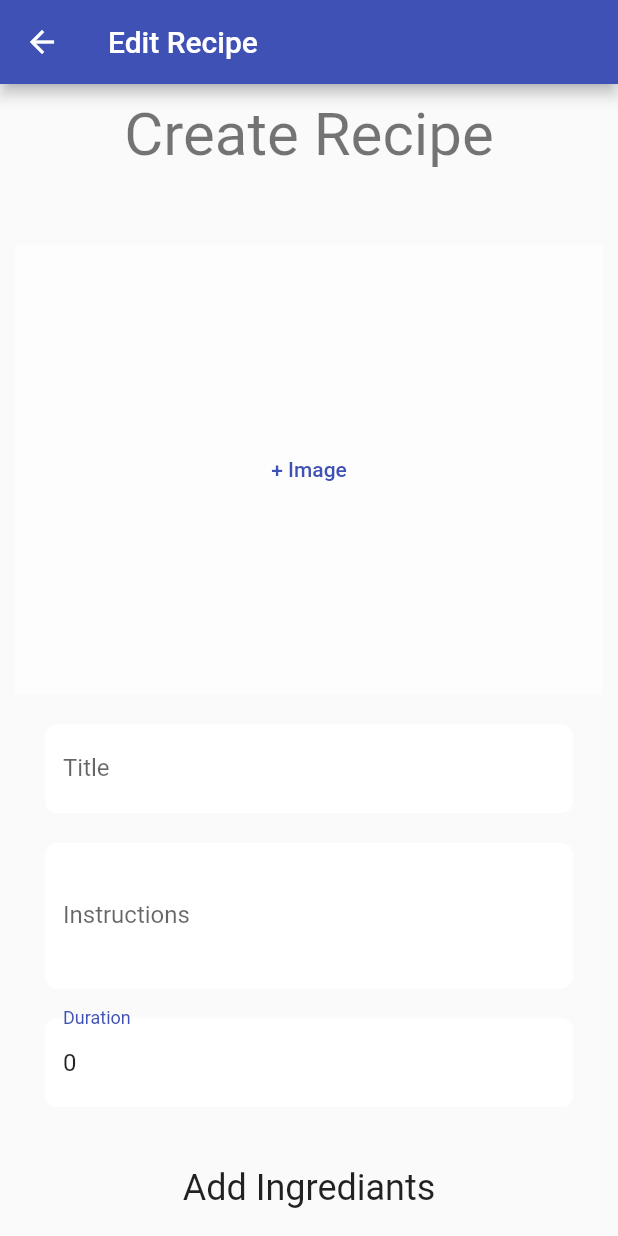
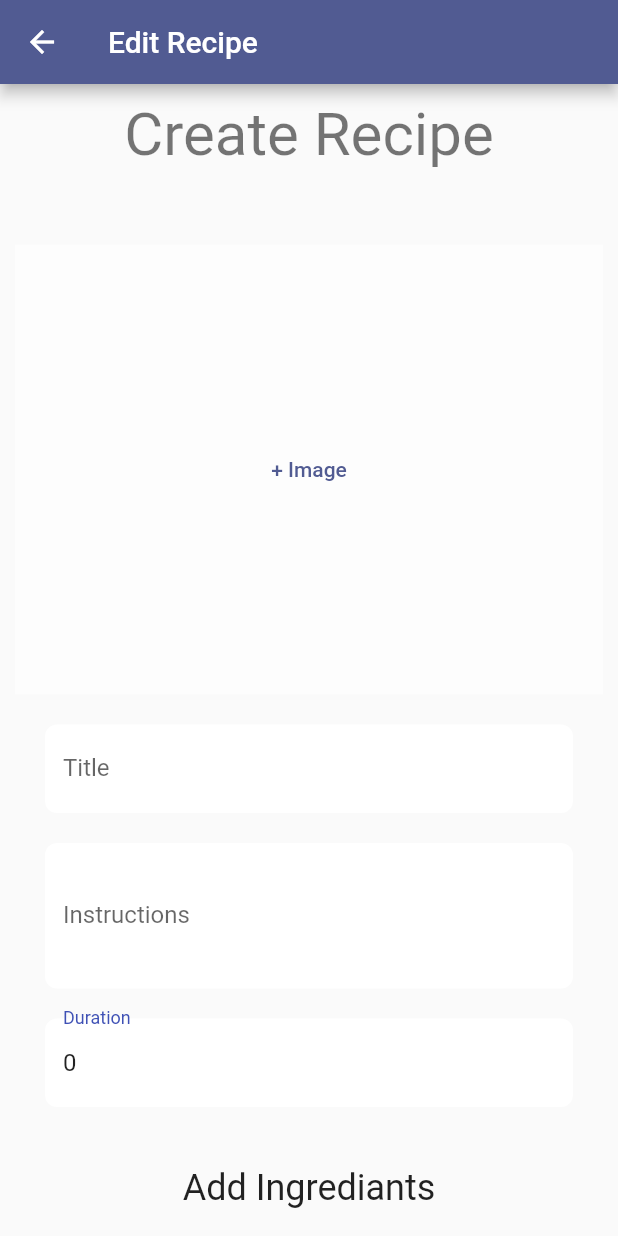
Before and after one commit to adamt94/recipe_book, a Flutter app: the DetailPage screen opened directly with empty values, item 2 of the bottom bar chosen, after a tap on the "edit" icon, on a phone screen of 412 x 824 dp. Run offline on Flutter 3.47's test engine with Material 2 defaults, Android fonts, the phone set to English and light mode, and no system bars; our stand-ins replace flutter_markdown, image_picker; missing offline and left inert: aws_dynamodb_api, dart:js, web_smooth_scroll; network calls fail.

Commit message:
updated color scheme

```diff
--- a/lib/screens/details/widget/food_detail.dart
+++ b/lib/screens/details/widget/food_detail.dart
@@ -16,7 +16,7 @@ class FoodDetail extends StatelessWidget {
   Widget build(BuildContext context) {
     return Container(
         padding: const EdgeInsets.all(25),
-        color: Theme.of(context).backgroundColor,
+        color: Theme.of(context).colorScheme.surface,
         child: Column(
           children: [
             Text(
@@ -34,12 +34,12 @@ class FoodDetail extends StatelessWidget {
               children: [
                 _buildIconText(
                   Icons.access_time_outlined,
-                  Colors.blue,
+                  null,
                   recipe!.duration.toString()!,
                 ),
                 _buildIconText(
                   Icons.star_outlined,
-                  Colors.amber,
+                  null,
                   recipe!.duration!.toString(),
                 ),
                 _buildIconText(
@@ -57,26 +57,28 @@ class FoodDetail extends StatelessWidget {
             ),
             const SizedBox(height: 30),
             Row(
-              children:  [
+              children: [
                 Text(
                   title!,
-                  style: const TextStyle(fontSize: 18, fontWeight: FontWeight.w600),
+                  style: Theme.of(context).textTheme.titleMedium!.copyWith(
+                      color: Theme.of(context).colorScheme.secondary,
+                      fontWeight: FontWeight.w600),
                 ),
               ],
             ),
             const SizedBox(height: 10),
-           Container(child: widget),
+            Container(child: widget),
             const SizedBox(height: 20),
           ],
         ));
   }
 
-  _buildIconText(IconData icon, Color color, String text) {
+  _buildIconText(IconData icon, Color? color, String text) {
     return Row(
       children: [
         Icon(
           icon,
-          color: color,
+          color: color ?? null,
         ),
         Text(
           text,
--- a/lib/screens/details/widget/food_image.dart
+++ b/lib/screens/details/widget/food_image.dart
@@ -27,7 +27,7 @@ class FoodImg extends StatelessWidget {
                       topLeft: Radius.circular(50),
                       topRight: Radius.circular(50),
                     ),
-                    color: Theme.of(context).backgroundColor,
+                    color: Theme.of(context).colorScheme.surface,
                   ),
                 ),
               )
--- a/lib/screens/details/widget/ingrediants_list.dart
+++ b/lib/screens/details/widget/ingrediants_list.dart
@@ -5,7 +5,7 @@ import '../../../models/recipe.dart';
 
 class IngrediantsText extends StatelessWidget {
   final Recipe? recipe;
-   const IngrediantsText({super.key, this.recipe});
+  const IngrediantsText({super.key, this.recipe});
 
   List<Widget> listIngrediants(BuildContext context) {
     List<Widget> ingradiantsList = [];
@@ -14,11 +14,10 @@ class IngrediantsText extends StatelessWidget {
         ? ['']
         : recipe!.ingrediantGroupNames ?? []) {
       ingradiantsList.add(Text(ingrediantGroup,
-      textAlign:TextAlign.left,
-          style: Theme.of(context)
-              .textTheme
-              .titleLarge!
-              .copyWith(fontWeight: FontWeight.w500)));
+          textAlign: TextAlign.left,
+          style: Theme.of(context).textTheme.titleLarge!.copyWith(
+              fontWeight: FontWeight.w500,
+              color: Theme.of(context).colorScheme.primary)));
       for (var item in recipe!.ingrediants ?? []) {
         if (item.groupName.toString().toLowerCase() ==
             ingrediantGroup.toString().toLowerCase()) {
@@ -30,8 +29,8 @@ class IngrediantsText extends StatelessWidget {
                 visualDensity: const VisualDensity(horizontal: 0, vertical: -4),
                 leading: Text(item.name,
                     style: Theme.of(context).textTheme.titleMedium!.copyWith(
-                        fontWeight: FontWeight.w500,
-                        color: Theme.of(context).primaryColor)),
+                          fontWeight: FontWeight.w500,
+                        )),
                 title: Text('${item.amount} ${item.unit}',
                     style: TextStyle(
                         fontSize: 15,
@@ -71,11 +70,10 @@ class IngrediantsText extends StatelessWidget {
     return ingradiantsList;
   }
 
-
   @override
   Widget build(BuildContext context) {
-    return  Column(
-      crossAxisAlignment: CrossAxisAlignment.start,
-      children: [  ...listIngrediants(context)]);
+    return Column(
+        crossAxisAlignment: CrossAxisAlignment.start,
+        children: [...listIngrediants(context)]);
   }
 }
--- a/lib/screens/details/widget/instructions_list.dart
+++ b/lib/screens/details/widget/instructions_list.dart
@@ -10,27 +10,15 @@ class InstructionsText extends StatelessWidget {
 
   @override
   Widget build(BuildContext context) {
-    return  MarkdownBody(
-            styleSheet: MarkdownStyleSheet(
-                h1: TextStyle(
-                    color: Theme.of(context)
-                        .primaryColor),
-                h2: TextStyle(
-                    color: Theme.of(context)
-                        .primaryColor),
-                h3: TextStyle(
-                    color: Theme.of(context)
-                        .primaryColor),
-                h4: TextStyle(
-                    color: Theme.of(context)
-                        .primaryColor),
-                h5: TextStyle(
-                    color: Theme.of(context)
-                        .primaryColor),
-                h6: TextStyle(
-                    color: Theme.of(context)
-                        .primaryColor)),
-            data: recipe!.instructions ?? '',
-      );
+    return MarkdownBody(
+      styleSheet: MarkdownStyleSheet(
+          h1: TextStyle(color: Theme.of(context).colorScheme.primary),
+          h2: TextStyle(color: Theme.of(context).colorScheme.primary),
+          h3: TextStyle(color: Theme.of(context).colorScheme.primary),
+          h4: TextStyle(color: Theme.of(context).colorScheme.primary),
+          h5: TextStyle(color: Theme.of(context).colorScheme.primary),
+          h6: TextStyle(color: Theme.of(context).colorScheme.primary)),
+      data: recipe!.instructions ?? '',
+    );
   }
 }
--- a/lib/widgets/customAppBar.dart
+++ b/lib/widgets/customAppBar.dart
@@ -26,24 +26,22 @@ class CustomAppBar extends StatelessWidget {
         children: [
           GestureDetector(
             onTap: leftCallback != null ? () => leftCallback!() : null,
-            child: _buildIcon(leftIcon),
-          ), GestureDetector(
+            child: _buildIcon(leftIcon, context),
+          ),
+          GestureDetector(
             onTap: rightCallback != null ? () => rightCallback!() : null,
-            child: _buildIcon(rightIcon),
+            child: _buildIcon(rightIcon, context),
           ),
-
         ],
       ),
     );
   }
 
-  Widget _buildIcon(IconData icon) {
+  Widget _buildIcon(IconData icon, BuildContext context) {
     return Container(
       padding: EdgeInsets.all(8),
       decoration: BoxDecoration(
-        shape: BoxShape.circle,
-        color: Colors.white,
-      ),
+          shape: BoxShape.circle, color: Theme.of(context).colorScheme.surface),
       child: Icon(icon),
     );
   }
```
Also changed, not shown: lib/main.dart (+50 -23 lines), lib/screens/RecipesView/widgets/RecipeCard.dart (+7 -4 lines).
